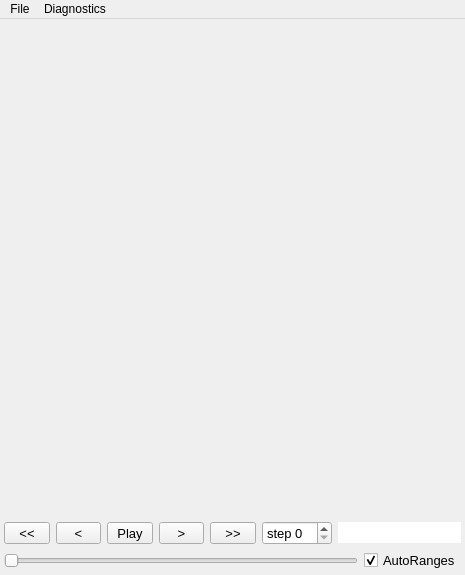
First picture: the form in scripts/TPUPMC/smileiQt.ui, repository SmileiPIC/Smilei, before the edit.
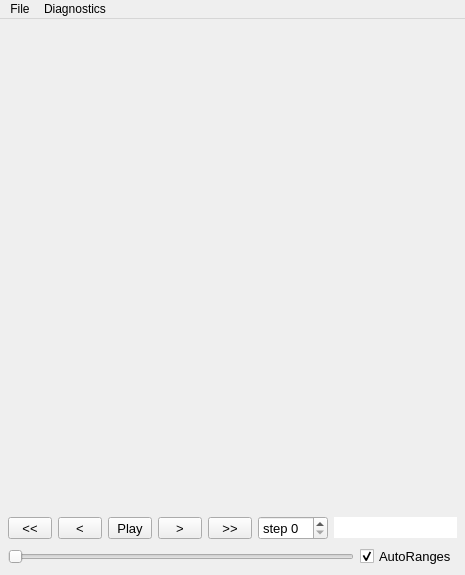
Second picture: the form after the edit.

Commit message: work on qt gui TPUPMC (now supports 2d fields)

```diff
--- a/scripts/TPUPMC/smileiQt.ui
+++ b/scripts/TPUPMC/smileiQt.ui
@@ -17,7 +17,7 @@
    <bool>true</bool>
   </property>
   <widget class="QWidget" name="centralwidget">
-   <layout class="QVBoxLayout" name="verticalLayout" stretch="1,0,0">
+   <layout class="QVBoxLayout" name="verticalLayout" stretch="1,0">
     <property name="spacing">
      <number>5</number>
     </property>
@@ -33,8 +33,15 @@
         <bold>false</bold>
        </font>
       </property>
+      <zorder>widget</zorder>
      </widget>
     </item>
+    <item>
+     <widget class="QWidget" name="tools" native="true">
+      <layout class="QVBoxLayout" name="verticalLayout_2">
+       <property name="margin">
+        <number>4</number>
+       </property>
     <item>
      <widget class="QWidget" name="widget" native="true">
       <property name="font">
@@ -156,6 +163,9 @@
        </item>
        <item>
         <widget class="QSpinBox" name="spinStep">
+            <property name="keyboardTracking">
+             <bool>false</bool>
+            </property>
          <property name="prefix">
           <string>step </string>
          </property>
@@ -219,6 +229,9 @@
          <property name="checked">
           <bool>true</bool>
          </property>
+           </widget>
+          </item>
+         </layout>
         </widget>
        </item>
       </layout>
```
Lines whose indentation alone changed are shown as unchanged. The commit also changes 1 other file.
